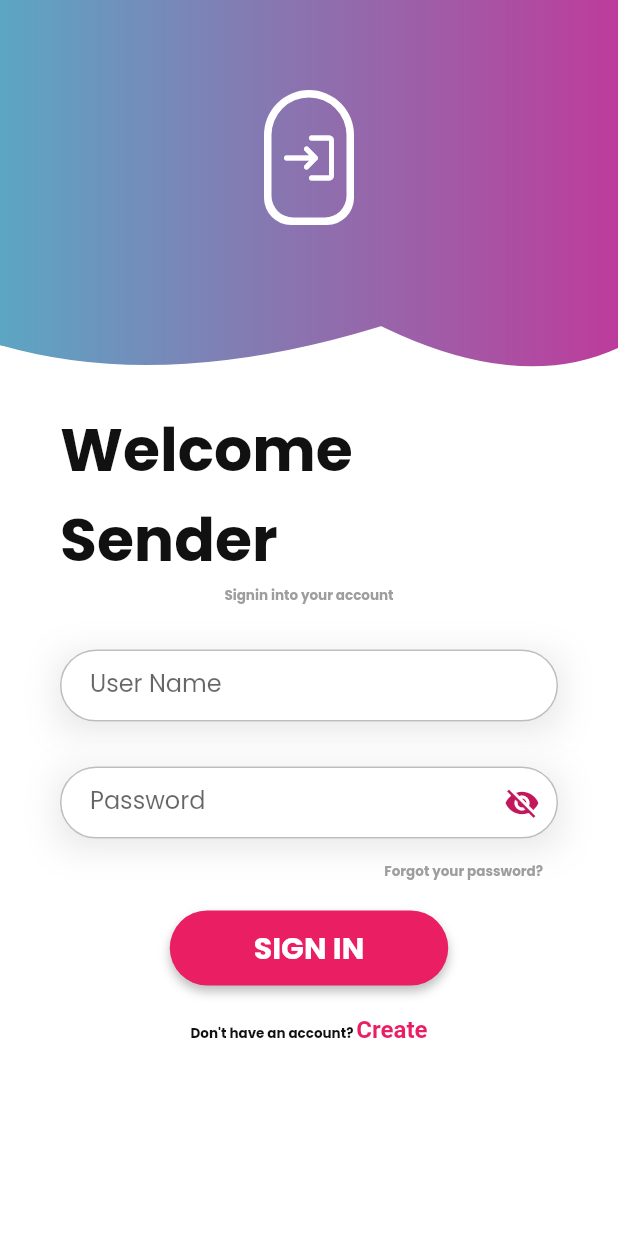
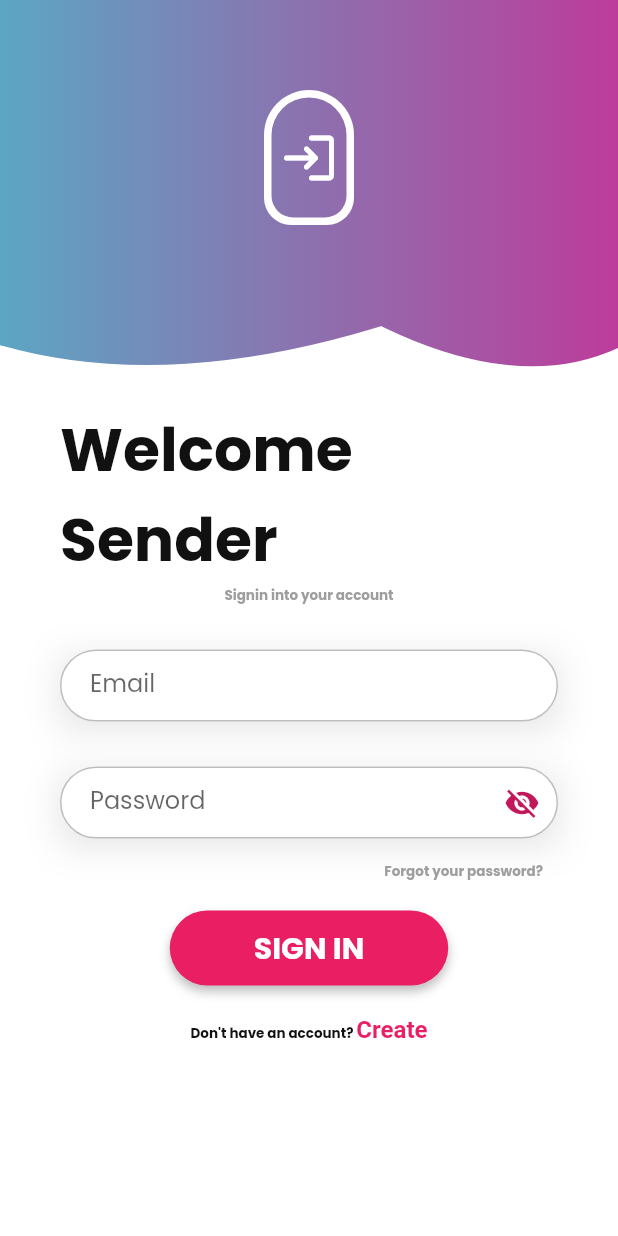
Before and after one commit to nicowalter256/ParcelDelivery-Flutter-App, a Flutter app: the screen it shows after launch, after a tap on "Sender", on a phone screen of 412 x 824 dp. Run offline on Flutter 3.47's test engine with Material 2 defaults, Android fonts, the phone set to English and light mode, and no system bars; our stand-ins replace flutter_svg, font_awesome_flutter, get, google_fonts, google_maps_flutter, hexcolor and 3 more; network calls fail.

Commit message:
added more changes

```diff
--- a/lib/constants/constants.dart
+++ b/lib/constants/constants.dart
@@ -6,6 +6,6 @@ class Constants {
 
 List<Constants> constants = [
   Constants(
-      url: 'http://192.168.115.192/v1/delivery/public/api/', //0
+      url: 'http://192.168.237.192/v1/delivery/public/api/', //0
       defaultBG: 'assets/images/server.png') //1
 ];
--- a/lib/pages/login_page.dart
+++ b/lib/pages/login_page.dart
@@ -113,12 +113,12 @@ class _LoginPageState extends State<LoginPage> {
                                   },
                                   validator: (text) {
                                     if (text == null || text.isEmpty) {
-                                      return 'Username is required';
+                                      return 'Email is required';
                                     }
                                     return null;
                                   },
                                   decoration: ThemeHelper().textInputDecoration(
-                                      'User Name', 'Enter your user name'),
+                                      'Email', 'Enter your email'),
                                 ),
                                 decoration:
                                     ThemeHelper().inputBoxDecorationShaddow(),
--- a/lib/ui/screens/send_parcel_checkout_screen.dart
+++ b/lib/ui/screens/send_parcel_checkout_screen.dart
@@ -59,7 +59,7 @@ class _SendParcelCheckoutScreenState extends State<SendParcelCheckoutScreen> {
         constants[0].url + 'package/' + packageData[6] / dropdownvalue);
     final response = await http.put(_url,
         body: {
-          'amount_to_pay': userNameController.text,
+          'amount_to_pay': int.parse(userNameController.text),
         },
         headers: headers);
     final String responseData = response.body;
@@ -290,7 +290,7 @@ class _SendParcelCheckoutScreenState extends State<SendParcelCheckoutScreen> {
             ),
             role == "agent"
                 ? _isLoading
-                    ? CircularProgressIndicator()
+                    ? const CircularProgressIndicator()
                     : SizedBox(
                         height: 48,
                         width: double.infinity,
@@ -298,7 +298,6 @@ class _SendParcelCheckoutScreenState extends State<SendParcelCheckoutScreen> {
                           onPressed: () {
                             if (_formKey.currentState!.validate()) {
                               updateParcel();
-                              // userLogin();
                             }
                           },
                           child: Text(
--- a/lib/ui/widgets/my_parcel_delivery_method.dart
+++ b/lib/ui/widgets/my_parcel_delivery_method.dart
@@ -79,7 +79,6 @@ class _MyParcelDeliveryMethodState extends State<MyParcelDeliveryMethod> {
       setState(() {
         _isLoading = false;
       });
-      print(response.body);
       Get.snackbar('Error  ', 'Network Error');
     }
 
```
Also changed, not shown: lib/pages/registration_page.dart (+9 -5 lines).
